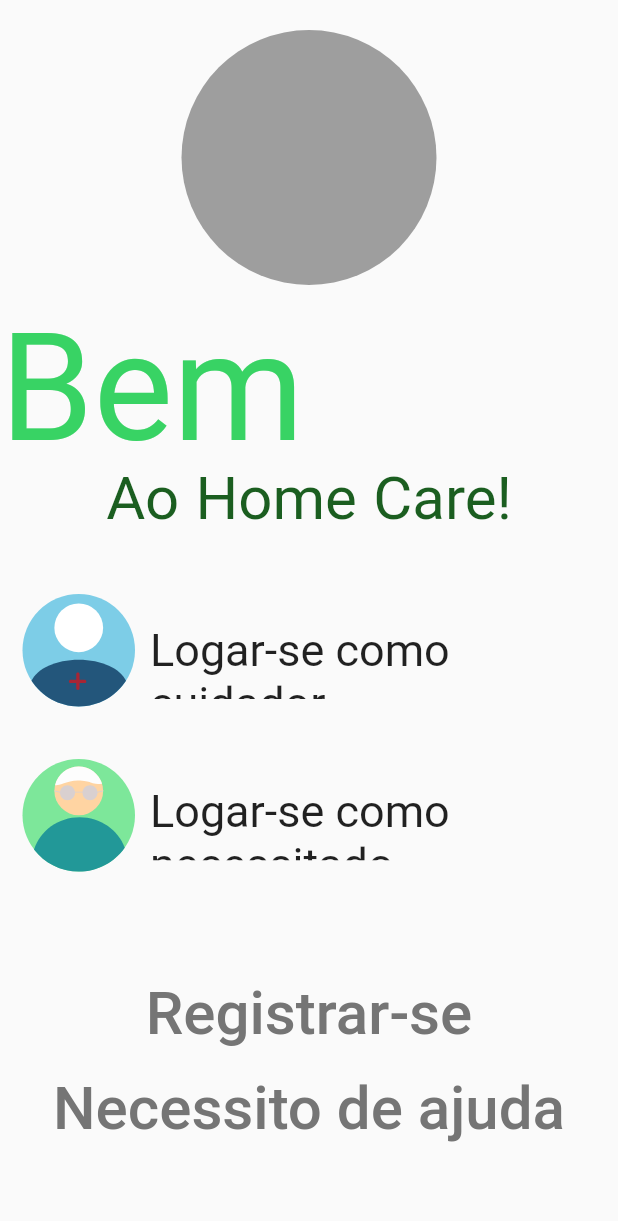
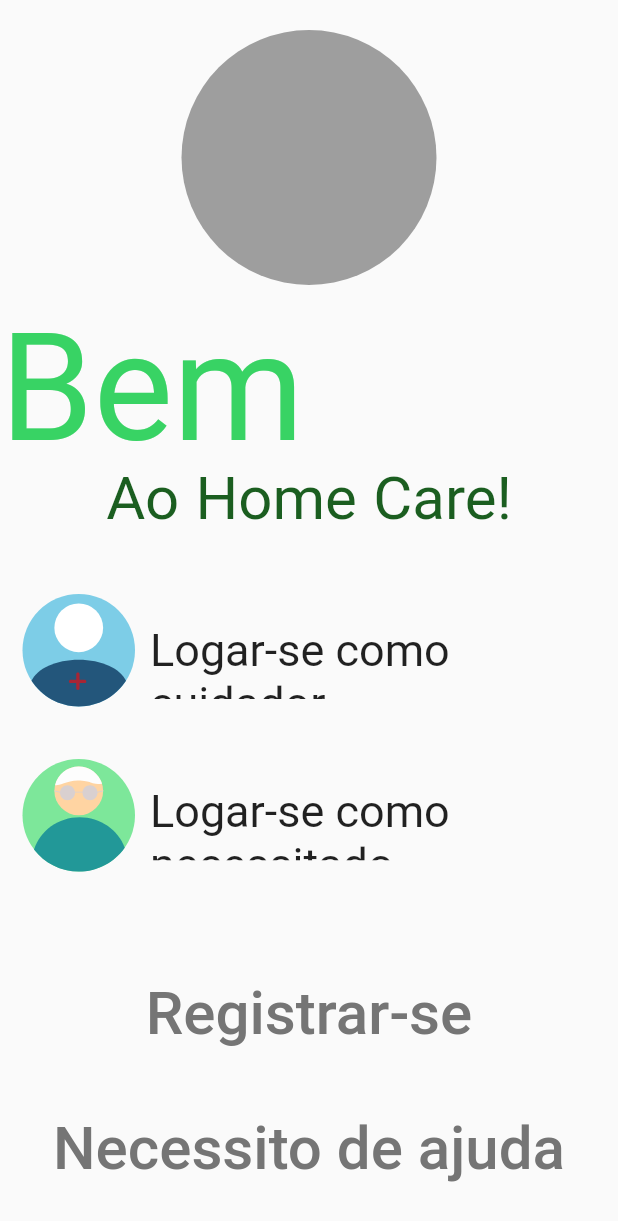
Before and after one commit to JonatasMSS/caranga_app, a Flutter app: the screen it shows after launch, on a phone screen of 412 x 824 dp. Shown: the top 1221 px of the screen. Run offline on Flutter 3.47's test engine with Material 2 defaults, Android fonts, the phone set to English and light mode, and no system bars; our stand-ins replace flutter_svg, get, google_fonts; Roboto replaces fonts that are missing (Dongle).

Commit message:
Code Abstraction - Welcome Page

```diff
--- /dev/null
+++ b/lib/core/widgets/homeCare_textbutton.dart
@@ -0,0 +1,32 @@
+import 'package:flutter/material.dart';
+import 'package:google_fonts/google_fonts.dart';
+
+class homeCare_textButton extends StatelessWidget {
+  homeCare_textButton({
+    Key? key,
+    this.width,
+    this.text,
+    this.aling = Alignment.bottomCenter,
+  }) : super(key: key);
+
+  double? width;
+  String? text;
+  Alignment aling;
+  @override
+  Widget build(BuildContext context) {
+    return Container(
+      alignment: aling,
+      width: width,
+      child: TextButton(
+        onPressed: () {},
+        child: Text(
+          "$text",
+          style: GoogleFonts.dongle(
+            fontSize: 40,
+            color: Colors.grey[600],
+          ),
+        ),
+      ),
+    );
+  }
+}
--- a/lib/pages/welcomePage/welcomePage.dart
+++ b/lib/pages/welcomePage/welcomePage.dart
@@ -1,6 +1,7 @@
 import 'dart:ui';
 
 import 'package:caranga_app/consts/consts.dart';
+import 'package:caranga_app/core/widgets/homeCare_textbutton.dart';
 import 'package:caranga_app/pages/welcomePage/welcomePageController.dart';
 import 'package:flutter/material.dart';
 import 'package:flutter_svg/svg.dart';
@@ -77,41 +78,15 @@ class WelcomePage extends StatelessWidget {
             txt: "Logar-se como necessitado",
           ),
           Expanded(
-            child: Container(
-              alignment: Alignment.bottomCenter,
-              width: screenSize.width,
-              child: Container(
-                child: TextButton(
-                  onPressed: () {},
-                  child: Text(
-                    "Registrar-se",
-                    style: GoogleFonts.dongle(
-                      fontSize: 40,
-                      color: Colors.grey[600],
-                    ),
-                  ),
-                ),
-              ),
-            ),
+            child: homeCare_textButton(
+                width: screenSize.width, text: "Registrar-se"),
           ),
           Expanded(
-            child: Container(
-              alignment: Alignment.topCenter,
-              width: screenSize.width,
-              child: Container(
-                child: TextButton(
-                  onPressed: () {},
-                  child: Text(
-                    "Necessito de ajuda",
-                    style: GoogleFonts.dongle(
-                      fontSize: 40,
-                      color: Colors.grey[600],
-                    ),
-                  ),
-                ),
-              ),
-            ),
-          ),
+              child: homeCare_textButton(
+            width: screenSize.width,
+            text: "Necessito de ajuda",
+            aling: Alignment.center,
+          )),
         ],
       ),
     );
```
